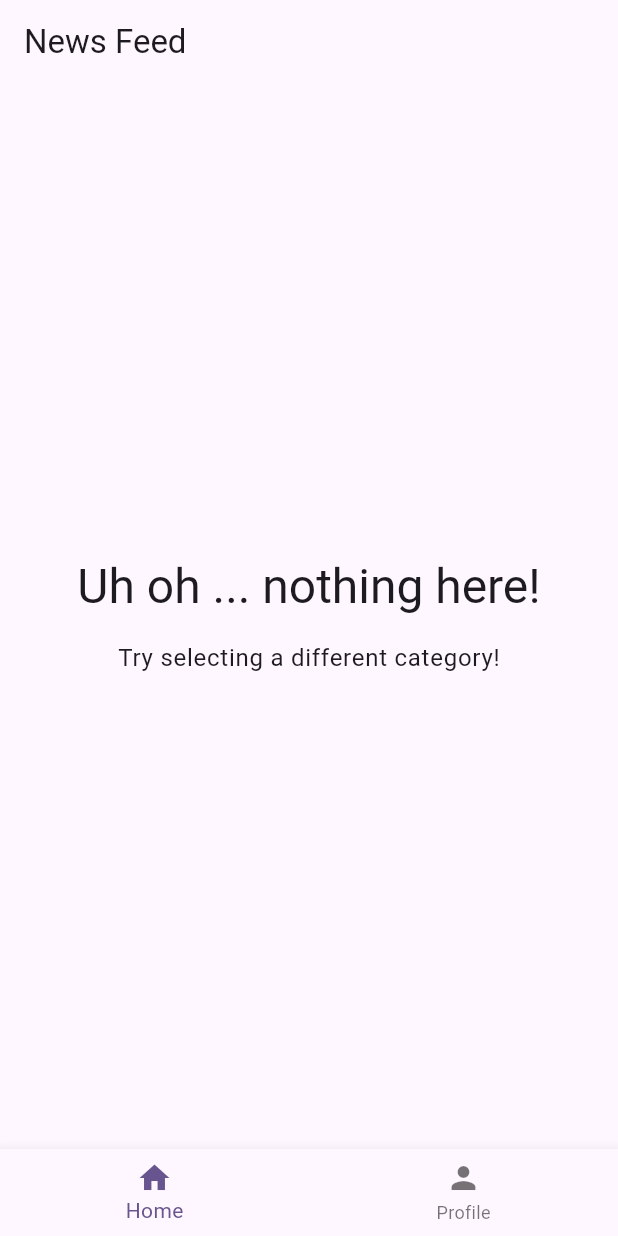
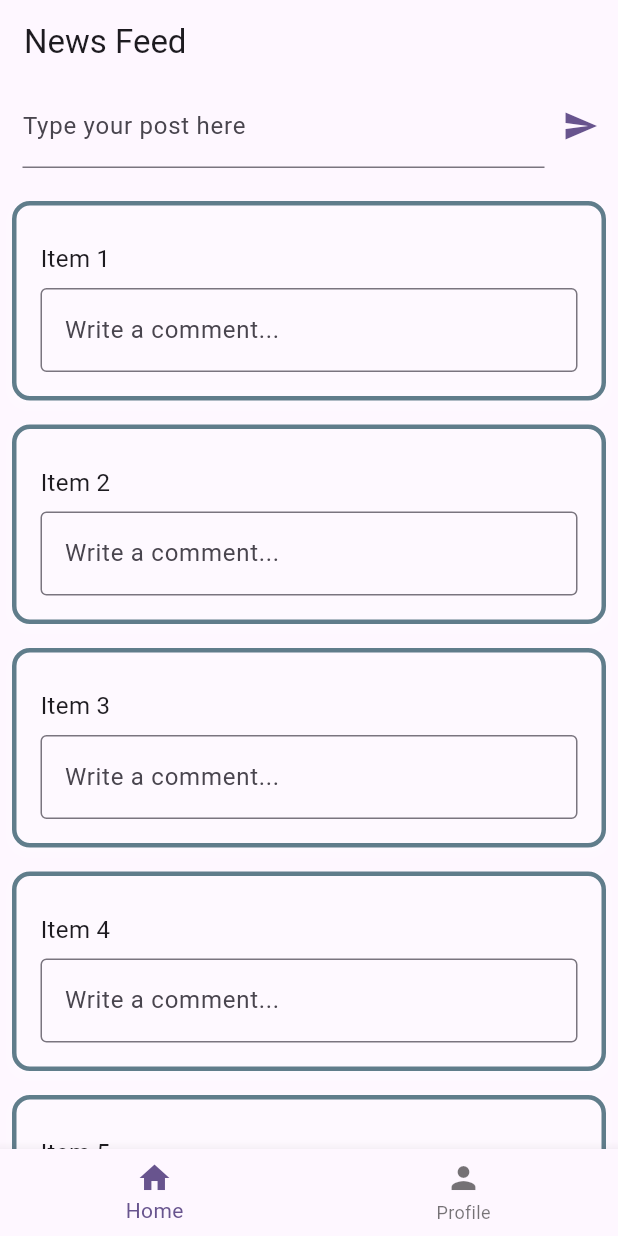
Before and after one commit to raianibnfaiz/universe, a Flutter app: the screen it shows once a user with an empty profile is signed in, on a phone screen of 412 x 824 dp. Run offline on Flutter 3.47's test engine with Material 2 defaults, Android fonts, the phone set to English and light mode, and no system bars; our stand-ins replace cloud_firestore, firebase_auth, firebase_core, firebase_storage, google_sign_in, image_picker; accounts and stored records are empty.

Commit message:
# Fetched Data From Firestore database implemented # Send Data To Firestore database implemented

```diff
--- a/lib/screens/BreakingFeed.dart
+++ b/lib/screens/BreakingFeed.dart
@@ -1,30 +1,43 @@
 import 'package:flutter/cupertino.dart';
 import 'package:flutter/material.dart';
+import 'package:universe/widgets/news_post.dart';
+import 'package:universe/widgets/post_display.dart';
+
+import '../widgets/new_post.dart';
 
 class BreakingFeed extends StatelessWidget {
   const BreakingFeed({super.key});
 
   @override
   Widget build(BuildContext context) {
-    return Center(
-      child: Column(
-        mainAxisSize: MainAxisSize.min,
-        children: [
-          Text(
-            'Uh oh ... nothing here!',
-            style: Theme.of(context).textTheme.headlineLarge!.copyWith(
-              color: Theme.of(context).colorScheme.onBackground,
+    final List<String> textItems = [
+      'Item 1',
+      'Item 2',
+      'Item 3',
+      'Item 4',
+      'Item 5',
+      'Item 5',
+      'Item 5',
+      'Item 5',
+      'Item 5',
+      'Item 5',
+      'Item 5',
+      'Item 5',
+      'Item 5',
+      'Item 5',
+    ];
+    return  Column(
+      children:[
+        const NewPost(),
+        Expanded(
+            child: ListView.builder(
+              itemCount: textItems.length,
+              itemBuilder: (context, index) {
+                return PostDisplay(loadedMessage: textItems[index]);
+              },
             ),
-          ),
-          const SizedBox(height: 16),
-          Text(
-            'Try selecting a different category!',
-            style: Theme.of(context).textTheme.bodyLarge!.copyWith(
-              color: Theme.of(context).colorScheme.onBackground,
-            ),
-          ),
-        ],
-      ),
+        )
+      ],
     );
   }
 }
--- /dev/null
+++ b/lib/widgets/new_post.dart
@@ -0,0 +1,64 @@
+import 'package:cloud_firestore/cloud_firestore.dart';
+import 'package:firebase_auth/firebase_auth.dart';
+import 'package:flutter/cupertino.dart';
+import 'package:flutter/material.dart';
+
+class NewPost extends StatefulWidget {
+  const NewPost({super.key});
+
+  @override
+  State<NewPost> createState() => _NewPostState();
+}
+
+class _NewPostState extends State<NewPost> {
+  final _postController = TextEditingController();
+
+  @override
+  void dispose() {
+    _postController.dispose();
+    super.dispose();
+  }
+  void _submitMessage() async{
+    final enteredPost = _postController.text;
+    if (enteredPost.trim().isEmpty) {
+      return;
+    }
+    FocusScope.of(context).unfocus();
+    _postController.clear();
+    final user = FirebaseAuth.instance.currentUser;
+    final userData = await FirebaseFirestore.instance.collection('users').doc(user!.uid).get();
+
+    FirebaseFirestore.instance.collection('posts').add({
+      'text': enteredPost,
+      'createdAt': Timestamp.now(),
+      'userId': user.uid,
+      'username': userData.data()!['username'],
+      'userImage': userData.data()!['image_url'],
+    });
+
+  }
+  @override
+  Widget build(BuildContext context) {
+    return Padding(
+      padding: EdgeInsets.only(left: 15, right: 1, bottom: 14),
+      child: Row(
+        children: [
+          Expanded(
+            child: TextField(
+              controller: _postController,
+              textCapitalization: TextCapitalization.sentences,
+              autocorrect: true,
+              enableSuggestions: true,
+              decoration: InputDecoration(labelText: 'Type your post here'),
+            ),
+          ),
+          IconButton(
+            onPressed: _submitMessage,
+            icon: Icon(Icons.send),
+            color: Theme.of(context).primaryColor,
+          ),
+        ],
+      ),
+    );
+  }
+}
--- /dev/null
+++ b/lib/widgets/post_display.dart
@@ -0,0 +1,58 @@
+import 'package:flutter/cupertino.dart';
+import 'package:flutter/material.dart';
+
+class PostDisplay extends StatelessWidget {
+
+
+  const PostDisplay({super.key, required this.loadedMessage});
+  final String? loadedMessage;
+  @override
+  Widget build(BuildContext context) {
+    return Padding(
+      padding: const EdgeInsets.all(8.0),
+      child: Container(
+        padding: const EdgeInsets.all(16.0),
+        decoration: BoxDecoration(
+          border: Border.all(color: Colors.blueGrey, width: 3.0),
+          borderRadius: BorderRadius.circular(12.0),
+          boxShadow: [
+            BoxShadow(
+              color: Colors.white54.withOpacity(0.3),
+              spreadRadius: 1,
+              blurRadius: 5,
+              offset: Offset(0, 3),
+            ),
+          ],
+        ),
+        child: Column(
+          crossAxisAlignment: CrossAxisAlignment.start,
+          children: [
+            // Post content and writer's writings
+           /* CircleAvatar(
+              radius: 20.0,
+              backgroundImage: AssetImage('assets/images/scoop_insight.jpg'),
+            ),*/
+
+            SizedBox(height: 8.0),
+
+            // Profile image
+            Text(
+              loadedMessage!,
+              style: TextStyle(fontSize: 16.0),
+            ),
+
+            SizedBox(height: 8.0),
+
+            // Comment text field
+            TextField(
+              decoration: InputDecoration(
+                hintText: 'Write a comment...',
+                border: OutlineInputBorder(),
+              ),
+            ),
+          ],
+        ),
+      ),
+    );
+  }
+}
```
Also changed, not shown: lib/widgets/news_post.dart (added, +65 -0 lines).
